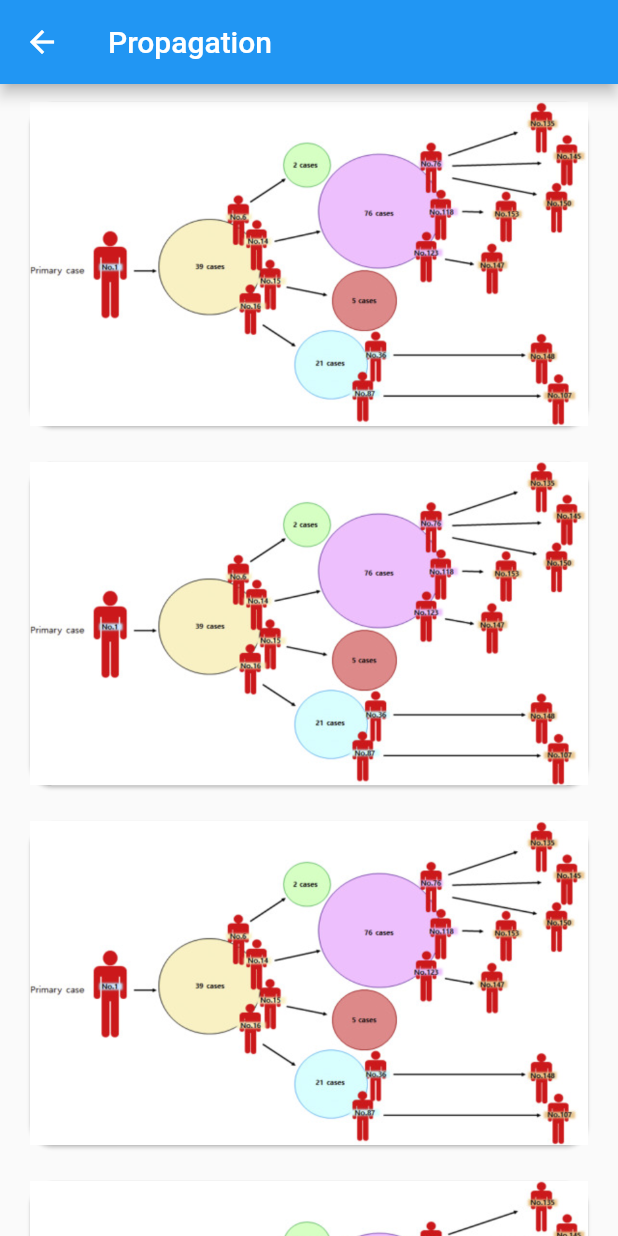
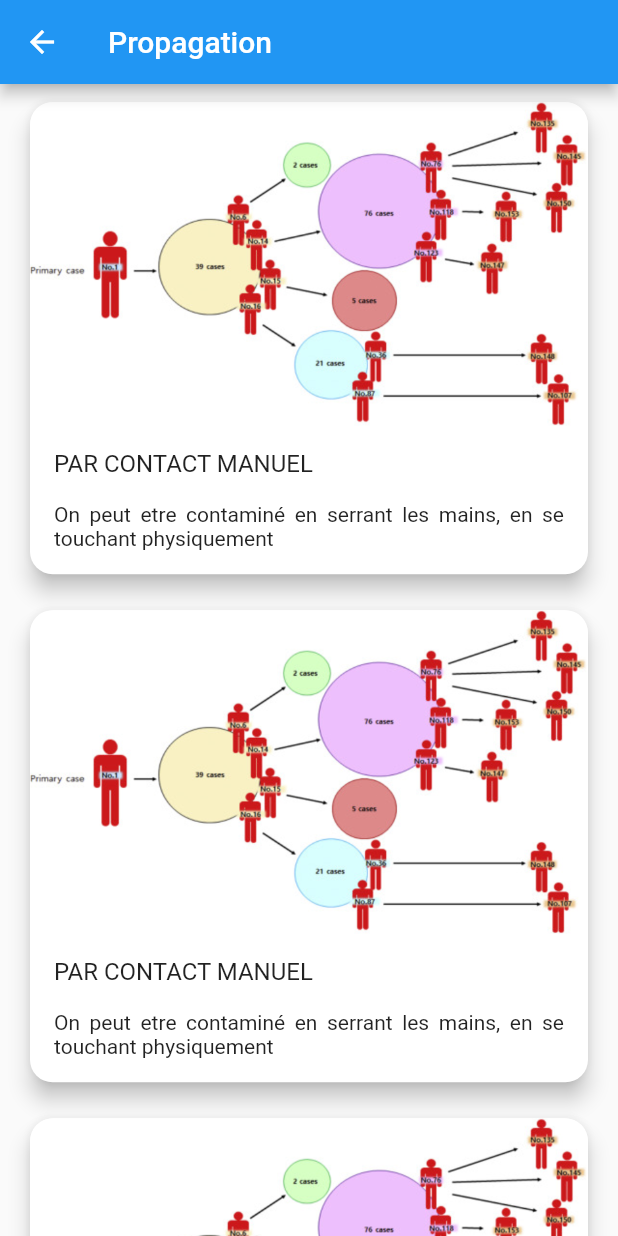
Before and after one commit to hlabsdev/tg-covid19, a Flutter app: the Propagation screen opened directly, on a phone screen of 412 x 824 dp. Run offline on Flutter 3.47's test engine with Material 2 defaults, Android fonts, the phone set to English and light mode, and no system bars; our stand-ins replace built_collection, built_value, dio, equatable, flutter_bloc, flutter_spinkit and 6 more; missing offline and left inert: responsive_screen; accounts and stored records are empty; generated files the repository leaves out were written again.

Commit message:
Modification et correction des erreurs

```diff
--- a/lib/main.dart
+++ b/lib/main.dart
@@ -1,4 +1,5 @@
 import 'package:covid19_TG/repositories/repositories.dart';
+import 'package:covid19_TG/home.dart';
 import 'package:flutter/material.dart';
 import 'package:flutter_bloc/flutter_bloc.dart';
 
@@ -41,6 +42,7 @@ class MyApp extends StatelessWidget {
           home: BlocProvider(
             create: (context) => CaseBloc(apiRepository: apiRepository),
             child: Splash(),
+            lazy: true,
           ),
         );
       },
--- a/lib/models/slide.dart
+++ b/lib/models/slide.dart
@@ -19,23 +19,27 @@ final slideList = [
     description:
         "Que les bonnes habitudes, pratiques et gestes ne vous quittent jamais!!",
   ),
+
   Slide(
     imageUrl: 'assets/images/lavage.png',
     title: 'Lavez-vous les mains',
     description:
         "Lavez-vous très régulièrement les mains avec de l’eau et du savon, ou désinfectez-les avec du gel hydroalcoolique plusieurs fois par jour",
   ),
+
   Slide(
     imageUrl: 'assets/images/toussez.png',
     title: 'Toussez dans votre coude',
     description:
         "Toussez ou éternuez dans un mouchoir ou dans le pli de votre coude, vous evite d'exposer votre entourage au virus!!",
   ),
+
   Slide(
     imageUrl: 'assets/images/serrez.png',
     title: 'Ne vous serrez pas la main',
     description: "Saluez sans se serrer les mains, évitez les embrassades.",
   ),
+
   Slide(
     imageUrl: 'assets/images/distance.png',
     title: 'Une distance de 1M entre vous',
--- a/lib/pages/screens/propagation.dart
+++ b/lib/pages/screens/propagation.dart
@@ -1,11 +1,13 @@
+import 'package:covid19_TG/pages/widgets/list_propag.dart';
 import 'package:flutter/material.dart';
 
 class Propagation extends StatefulWidget {
   @override
   _PropagationState createState() => _PropagationState();
   int _counter = 0;
-  void _incrementCounter(){
-    setState((){
+
+  void _incrementCounter() {
+    setState(() {
       _counter++;
     });
   }
@@ -13,27 +15,22 @@ class Propagation extends StatefulWidget {
   void setState(Null Function() param0) {}
 }
 
-class _PropagationState extends State<Propagation>with AutomaticKeepAliveClientMixin {
+class _PropagationState extends State<Propagation>
+    with AutomaticKeepAliveClientMixin {
   @override
   Widget build(BuildContext context) => Scaffold(
         appBar: AppBar(
           title: Text("Propagation"),
         ),
-      body: ListView.builder(itemBuilder: (context, index){
+        body: ListView.builder(
+          itemBuilder: (context, index) {
             return Padding(
-          padding: const EdgeInsets.symmetric(vertical: 8.0, horizontal: 16.0),
-          child: new Card(
-            shape: new RoundedRectangleBorder(
-              borderRadius: BorderRadius.circular(15.0)
+              padding:
+                  const EdgeInsets.symmetric(vertical: 8.0, horizontal: 16.0),
+              child: new ListPropag(),
+            );
+          },
         ),
-            child: new Column(
-              children: <Widget>[
-                new Image.asset("assets/images/tansmission.png")
-              ],
-            ),
-          ),
-        );
-      },),
       );
 
   @override
--- a/lib/pages/screens/splash.dart
+++ b/lib/pages/screens/splash.dart
@@ -22,7 +22,7 @@ class _SplashState extends State<Splash> {
   void initState() {
     super.initState();
     Timer.periodic(Duration(seconds: 5), (Timer timer) {
-      if (_currentPage < 2) {
+      if (_currentPage < 4) {
         _currentPage++;
       } else {
         _currentPage = 0;
--- /dev/null
+++ b/lib/pages/widgets/list_propag.dart
@@ -0,0 +1,56 @@
+import 'package:flutter/material.dart';
+
+class ListPropag extends StatelessWidget {
+  @override
+  Widget build(BuildContext context) {
+    return new Card(
+      elevation: 6.0,
+      shape:
+          new RoundedRectangleBorder(borderRadius: BorderRadius.circular(15.0)),
+      child: new Column(
+        children: <Widget>[
+          new ClipRRect(
+            child: new Image.asset("assets/images/tansmission.png"),
+            borderRadius: BorderRadius.only(
+              topLeft: new Radius.circular(16.0),
+              topRight: Radius.circular(16.0),
+            ),
+          ),
+          Padding(
+            padding: const EdgeInsets.all(16.0),
+            child: Column(
+              mainAxisAlignment: MainAxisAlignment.start,
+              crossAxisAlignment: CrossAxisAlignment.start,
+              children: <Widget>[
+                Text(
+                  "Par contact manuel".toUpperCase(),
+                  style: Theme.of(context).textTheme.subhead,
+                  textAlign: TextAlign.center,
+                  overflow: TextOverflow.visible,
+                ),
+                SizedBox(
+                  height: 16.0,
+                ),
+                new Row(
+                  mainAxisAlignment: MainAxisAlignment.start,
+                  crossAxisAlignment: CrossAxisAlignment.start,
+                  children: <Widget>[
+                    Expanded(
+                      child: new Text(
+                        "On peut etre contaminé en serrant les mains, en se touchant physiquement",
+//                                  overflow: TextOverflow.visible,
+                        textAlign: TextAlign.justify,
+                      ),
+                    ),
+//                              new Text("data"),
+//                              new Text("data"),
+                  ],
+                ),
+              ],
+            ),
+          )
+        ],
+      ),
+    );
+  }
+}
--- a/pubspec.yaml
+++ b/pubspec.yaml
@@ -35,6 +35,7 @@ dependencies:
   flutter_spinkit: 4.1.2
   google_nav_bar: ^2.0.1
   google_fonts: 0.2.0
+  flutter_webview_plugin: ^0.3.0+2
 
   # The following adds the Cupertino Icons font to your application.
   # Use with the CupertinoIcons class for iOS style icons.
```
Also changed, not shown: lib/pages/screens/guide1.dart (added, +120 -0 lines), lib/pages/screens/home_screen.dart (+11 -5 lines), pubspec.lock, 3 other files. Lines whose indentation alone changed are shown as unchanged.
